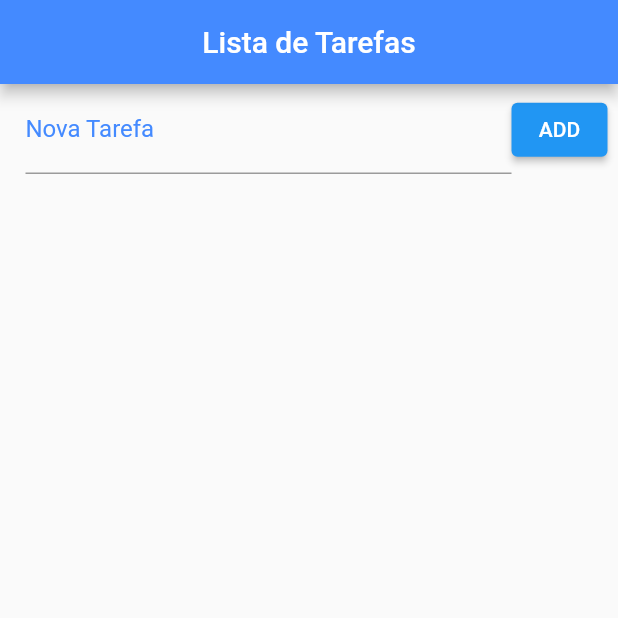
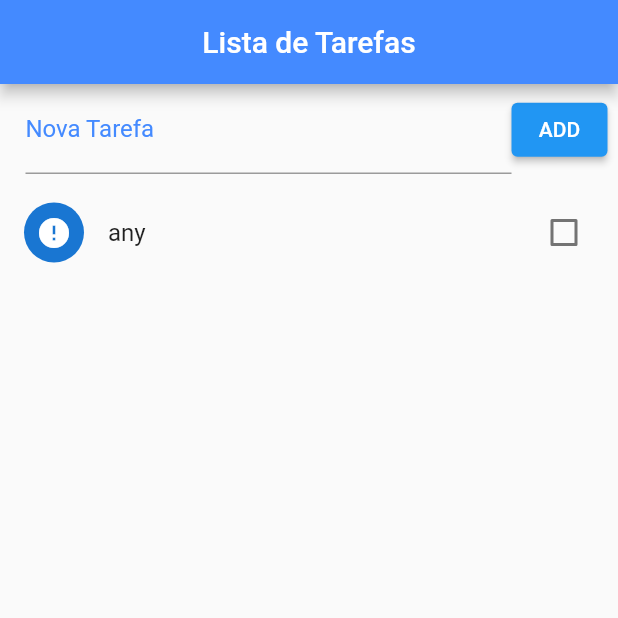
Before and after one commit to RBioZ/flutter_todo, a Flutter app: the screen it shows after launch, on a phone screen of 412 x 824 dp, the top half of it. Run offline on Flutter 3.47's test engine with Material 2 defaults, Android fonts, the phone set to English and light mode, and no system bars.

Commit message:
:sparkles: Aula #03

```diff
--- a/lib/main.dart
+++ b/lib/main.dart
@@ -18,7 +18,9 @@ class Home extends StatefulWidget {
 }
 
 class _HomeState extends State<Home> {
-  List _toDoList = [];
+  List _toDoList = [
+    {"title": "any", "ok": false}
+  ];
 
   Future<File> _getFile() async {
     final directory = await getApplicationDocumentsDirectory();
@@ -49,7 +51,7 @@ class _HomeState extends State<Home> {
         centerTitle: true,
       ),
       body: Column(
-        children: [
+        children: <Widget>[
           Container(
             padding: EdgeInsets.fromLTRB(17.0, 1.0, 7.0, 1.0),
             child: Row(
@@ -67,7 +69,23 @@ class _HomeState extends State<Home> {
                 ),
               ],
             ),
-          )
+          ),
+          Expanded(
+              child: ListView.builder(
+            padding: EdgeInsets.only(top: 10.0),
+            itemCount: _toDoList.length,
+            itemBuilder: (context, index) {
+              return CheckboxListTile(
+                title: Text(_toDoList[index]["title"]),
+                onChanged: (value) {},
+                value: _toDoList[index]["ok"],
+                secondary: CircleAvatar(
+                  child:
+                      Icon(_toDoList[index]["ok"] ? Icons.check : Icons.error),
+                ),
+              );
+            },
+          ))
         ],
       ),
     );
```
